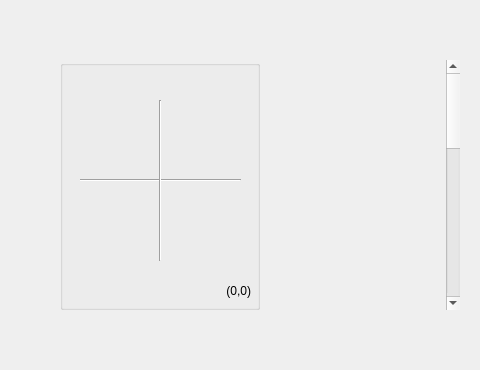
This is resource/VirtualJoy.ui in Edwinlinks/rqt_virtual_dbus as Qt 5 draws it before an edit; both pictures show x 524 to 1004 and y 102 to 472 of the 1004 by 876 pixel window. The edited form follows.
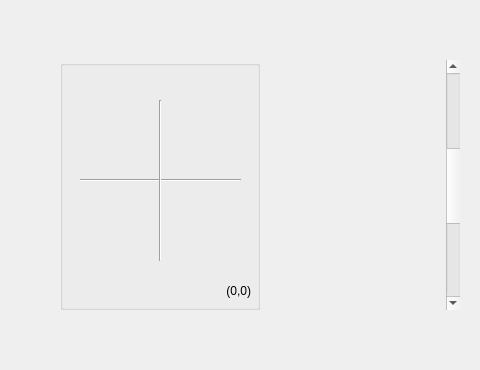
This is the edited form.

Commit message: Simulate mouse with paddle.

```diff
--- a/resource/VirtualJoy.ui
+++ b/resource/VirtualJoy.ui
@@ -191,6 +191,9 @@
         <property name="pageStep">
          <number>50</number>
         </property>
+        <property name="value">
+         <number>50</number>
+        </property>
         <property name="orientation">
          <enum>Qt::Vertical</enum>
         </property>
```
The commit also changes 2 other files.
